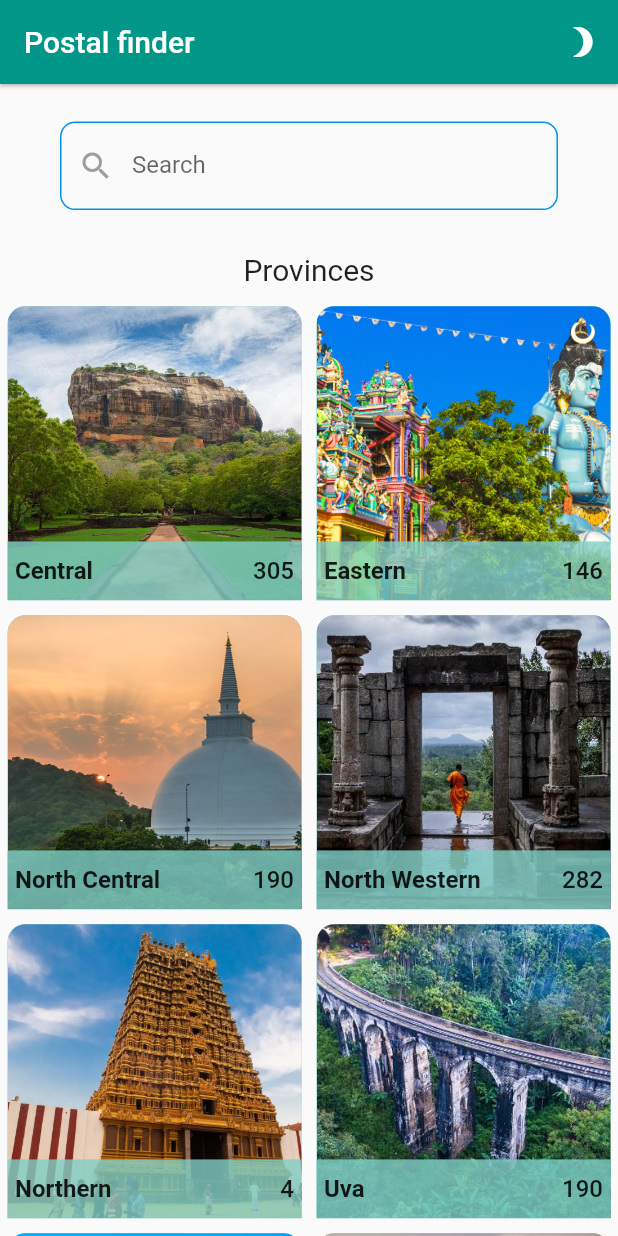
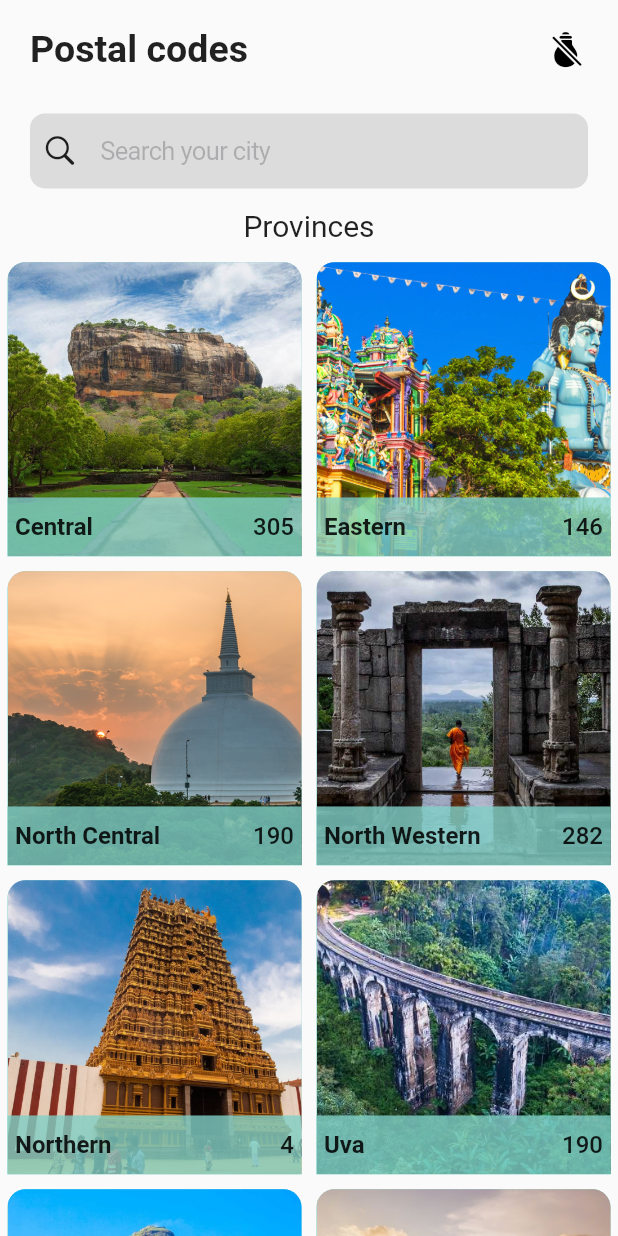
Before and after one commit to Dasunx/postalcode-finder, a Flutter app: the screen it shows after launch, on a phone screen of 412 x 824 dp. Run offline on Flutter 3.47's test engine with Material 2 defaults, Android fonts, the phone set to English and light mode, and no system bars; our stand-ins replace google_fonts, shared_preferences; Roboto replaces fonts that are missing (Alata).

Commit message:
Searchbar updated

```diff
--- a/lib/components/SearchBar.dart
+++ b/lib/components/SearchBar.dart
@@ -1,44 +1,69 @@
+import 'dart:ui';
+
+import 'package:flutter/cupertino.dart';
 import 'package:flutter/material.dart';
 import 'package:postal_codes/classes/Constants.dart';
 
 Widget buildSearch(FocusNode myFocusNode, String hintText, Function onChange,
-    TextEditingController myCon) {
+    TextEditingController myCon, bool isDarkTheme) {
   return Center(
     child: Padding(
-      padding: EdgeInsets.only(top: 5, left: 40, right: 40),
-      child: TextField(
+      padding: EdgeInsets.only(top: 5, left: 20, right: 20),
+      child: CupertinoTextField(
+        padding: EdgeInsets.all(15),
         autofocus: false,
         controller: myCon,
         focusNode: myFocusNode,
         onChanged: onChange,
-        decoration: InputDecoration(
-          labelText: "Search",
-          hintText: hintText,
-          prefixIcon: Icon(
-            Icons.search,
-            color: Colors.grey,
-          ),
-          enabledBorder: OutlineInputBorder(
-            borderSide: BorderSide(
-              color: kMainColor,
-              width: 1.0,
-            ),
-            borderRadius: BorderRadius.all(
-              Radius.circular(
-                10.0,
-              ),
-            ),
-          ),
-          focusedBorder: new OutlineInputBorder(
-            borderRadius: new BorderRadius.circular(
-              10.0,
-            ),
-            borderSide: BorderSide(
-              color: kMainColor,
-              width: 2.0,
+        clearButtonMode: OverlayVisibilityMode.editing,
+        placeholder: "Search your city",
+        prefix: Padding(
+          padding: const EdgeInsets.only(left: 8.0),
+          child: Icon(CupertinoIcons.search),
+        ),
+        prefixMode: OverlayVisibilityMode.notEditing,
+        decoration: BoxDecoration(
+          color: !isDarkTheme ? Colors.black12 : Colors.white12,
+          borderRadius: BorderRadius.all(
+            Radius.circular(
+              10,
             ),
           ),
         ),
+        // decoration: InputDecoration(
+        //   filled: true,
+        //   fillColor: Colors.white12,
+        //   labelText: "Search",
+        //   hintText: hintText,
+        //   prefixIcon: Icon(
+        //     Icons.search,
+        //     color: Colors.grey,
+        //   ),
+        //   border: new OutlineInputBorder(
+        //     // borderSide: BorderSide(color: Colors.black12, width: 1),
+        //     borderRadius: BorderRadius.circular(8),
+        //   ),
+        //   enabledBorder: OutlineInputBorder(
+        //     borderSide: BorderSide(
+        //       color: Colors.white12,
+        //       width: 1.0,
+        //     ),
+        //     borderRadius: BorderRadius.all(
+        //       Radius.circular(
+        //         10.0,
+        //       ),
+        //     ),
+        //   ),
+        //   focusedBorder: new OutlineInputBorder(
+        //     borderRadius: new BorderRadius.circular(
+        //       10.0,
+        //     ),
+        //     borderSide: BorderSide(
+        //       color: Colors.white12,
+        //       width: 2.0,
+        //     ),
+        //   ),
+        // ),
       ),
     ),
   );
--- a/lib/screens/HomeScreen.dart
+++ b/lib/screens/HomeScreen.dart
@@ -1,3 +1,6 @@
+import 'dart:math';
+
+import 'package:flutter/cupertino.dart';
 import 'package:flutter/material.dart';
 import 'package:google_fonts/google_fonts.dart';
 import 'package:postal_codes/classes/Constants.dart';
@@ -65,27 +68,62 @@ class _HomeScreenState extends State<HomeScreen> {
       },
       child: Scaffold(
         resizeToAvoidBottomPadding: false,
-        appBar: AppBar(
-          title: Text("Postal finder"),
-          actions: [
+        // appBar: AppBar(
+        //   title: Text("Postal finder"),
+        //   actions: [
+        //     IconButton(
+        //         icon: Icon(
+        //           themeChange.darkTheme
+        //               ? Icons.brightness_high
+        //               : Icons.brightness_3,
+        //         ),
+        //         onPressed: () {
+        //           themeChange.darkTheme = !themeChange.darkTheme;
+        //         })
+        //   ],
+        // ),
+        body: SafeArea(
+          child: Column(
+            children: [
+              Expanded(
+                flex: 1,
+                child: Padding(
+                  padding: const EdgeInsets.only(left: 20, right: 10),
+                  child: Row(
+                    children: [
+                      Text(
+                        "Postal codes",
+                        style: TextStyle(
+                          fontSize: 25,
+                          fontWeight: FontWeight.bold,
+                          fontFamily: GoogleFonts.alata().fontFamily,
+                        ),
+                      ),
+                      Spacer(),
                       IconButton(
-                icon: Icon(
+                          color: themeChange.darkTheme
+                              ? Colors.yellow
+                              : Colors.black,
+                          icon: Transform.rotate(
+                            angle: 180 * pi / 180,
+                            child: Icon(
                               themeChange.darkTheme
-                      ? Icons.brightness_high
-                      : Icons.brightness_3,
+                                  ? CupertinoIcons.lightbulb_fill
+                                  : CupertinoIcons.lightbulb_slash_fill,
+                            ),
                           ),
                           onPressed: () {
                             themeChange.darkTheme = !themeChange.darkTheme;
                           })
                     ],
                   ),
-        body: Column(
-          children: [
+                ),
+              ),
               Expanded(
                   flex: 1,
-                child: buildSearch(myFocusNode, "hintText", (query) {
+                  child: buildSearch(myFocusNode, "මහනුවර", (query) {
                     filterResult(query);
-                }, textEditingController)),
+                  }, textEditingController, themeChange.darkTheme)),
               Padding(
                 padding: const EdgeInsets.all(8.0),
                 child: Text(
@@ -94,7 +132,8 @@ class _HomeScreenState extends State<HomeScreen> {
                 ),
               ),
               Expanded(
-              flex: 6,
+                flex: 10,
+                child: Container(
                   child: GridView.count(
                       crossAxisCount: 2,
                       children: List.generate(provincesList.length, (index) {
@@ -167,8 +206,10 @@ class _HomeScreenState extends State<HomeScreen> {
                           ),
                         );
                       })),
+                ),
               )
             ],
+          ),
         ),
       ),
     );
```
Lines whose indentation alone changed are shown as unchanged.
